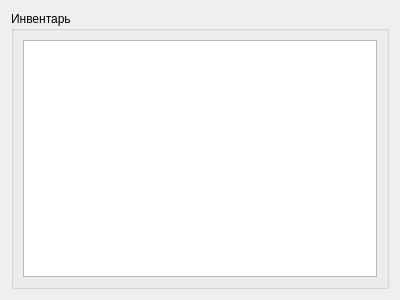
Qt form gui/inventory_widget.ui (Miklene/Arena) before a commit.
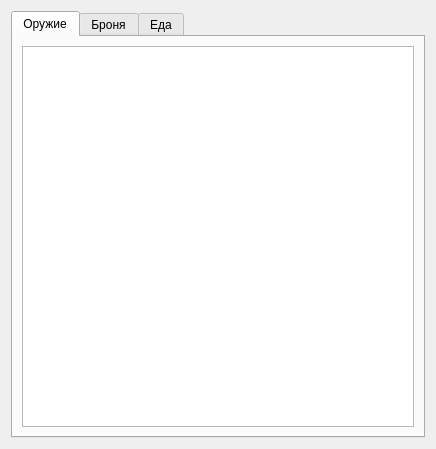
The same form after that commit.

Diff of the .ui file:
```diff
--- a/gui/inventory_widget.ui
+++ b/gui/inventory_widget.ui
@@ -6,8 +6,8 @@
    <rect>
     <x>0</x>
     <y>0</y>
-    <width>400</width>
-    <height>300</height>
+    <width>436</width>
+    <height>449</height>
    </rect>
   </property>
   <property name="windowTitle">
@@ -15,15 +15,40 @@
   </property>
   <layout class="QVBoxLayout" name="verticalLayout">
    <item>
-    <widget class="QGroupBox" name="groupBox">
-     <property name="title">
-      <string>Инвентарь</string>
+    <widget class="QTabWidget" name="tab_widget_weapon">
+     <property name="currentIndex">
+      <number>0</number>
      </property>
-     <layout class="QVBoxLayout" name="verticalLayout_2">
-      <item>
-       <widget class="QListWidget" name="listWidget"/>
-      </item>
-     </layout>
+     <widget class="QWidget" name="tab_weapon">
+      <attribute name="title">
+       <string>Оружие</string>
+      </attribute>
+      <layout class="QVBoxLayout" name="verticalLayout_3">
+       <item>
+        <widget class="QListWidget" name="list_widget_weapon"/>
+       </item>
+      </layout>
+     </widget>
+     <widget class="QWidget" name="tab_armor">
+      <attribute name="title">
+       <string>Броня</string>
+      </attribute>
+      <layout class="QVBoxLayout" name="verticalLayout_4">
+       <item>
+        <widget class="QListWidget" name="list_widget_armor"/>
+       </item>
+      </layout>
+     </widget>
+     <widget class="QWidget" name="tab_food">
+      <attribute name="title">
+       <string>Еда</string>
+      </attribute>
+      <layout class="QVBoxLayout" name="verticalLayout_5">
+       <item>
+        <widget class="QListWidget" name="list_widget_food"/>
+       </item>
+      </layout>
+     </widget>
     </widget>
    </item>
   </layout>
```
